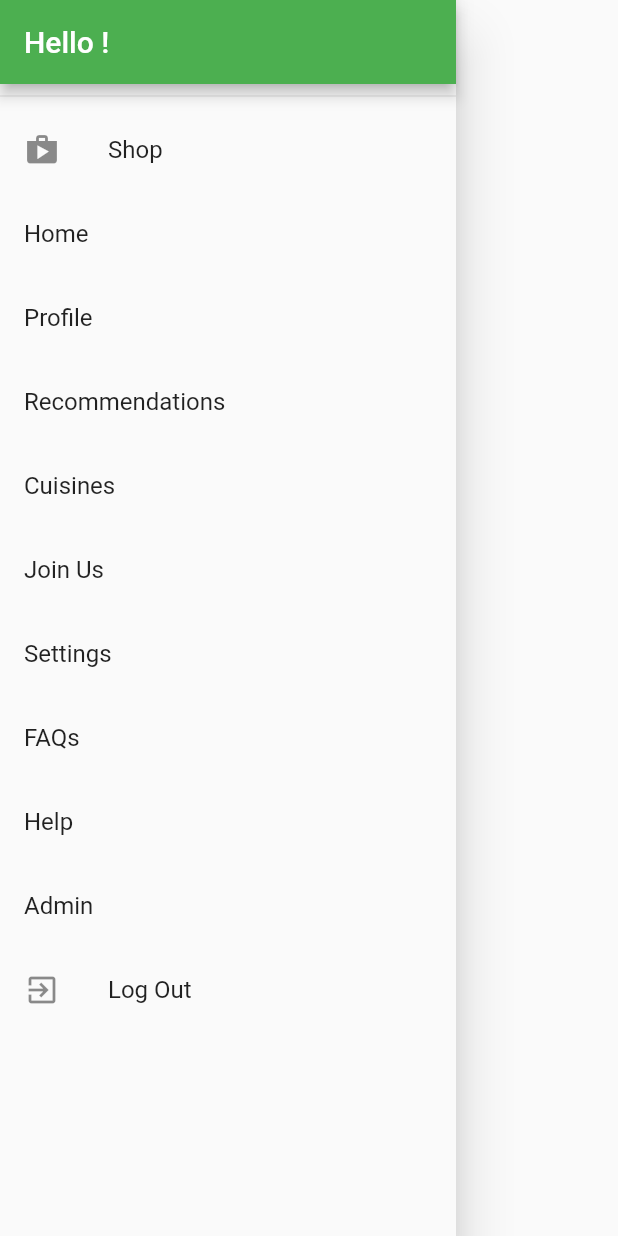
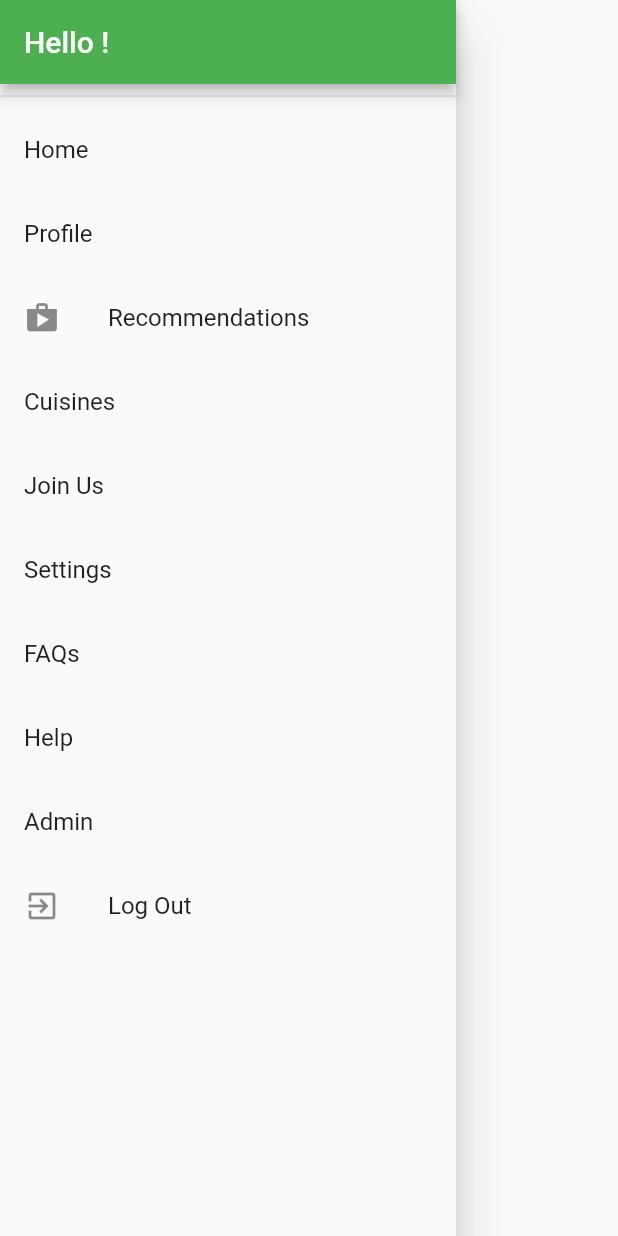
Before and after one commit to D-mahmoud/Wise-Food, a Flutter app: the AppDrawer widget shown alone on an empty page, opened directly, on a phone screen of 412 x 824 dp. Run offline on Flutter 3.47's test engine with Material 2 defaults, Android fonts, the phone set to English and light mode, and no system bars; our stand-ins replace flutter_svg, rating_bar, settings_ui, shared_preferences; missing offline and left inert: adobe_xd; accounts and stored records are empty; network calls fail.

Commit message:
update drawer

```diff
--- a/lib/widgets/drawer.dart
+++ b/lib/widgets/drawer.dart
@@ -17,13 +17,6 @@ class AppDrawer extends StatelessWidget {
           ),
           Divider(),
           ListTile(
-            leading: Icon(Icons.shop),
-            title: Text('Shop'),
-            onTap: () {
-              Navigator.of(context).pushReplacementNamed('/');
-            },
-          ),
-          ListTile(
             title: Text('Home'),
             onTap: () => Navigator.pushNamed(context, 'home'),
           ),
@@ -31,9 +24,8 @@ class AppDrawer extends StatelessWidget {
             title: Text('Profile'),
             onTap: () => Navigator.pushNamed(context, 'profile'),
           ),
-
-
           ListTile(
+            leading: Icon(Icons.shop),
             title: Text('Recommendations'),
             onTap: () => Navigator.pushNamed(context, 'recommend'),
           ),
@@ -61,7 +53,6 @@ class AppDrawer extends StatelessWidget {
             title: Text('Admin'),
             onTap: () => Navigator.pushNamed(context, 'admin'),
           ),
-
           ListTile(
             leading: Icon(Icons.exit_to_app),
             title: Text('Log Out'),
```
Lines whose indentation alone changed are shown as unchanged.
